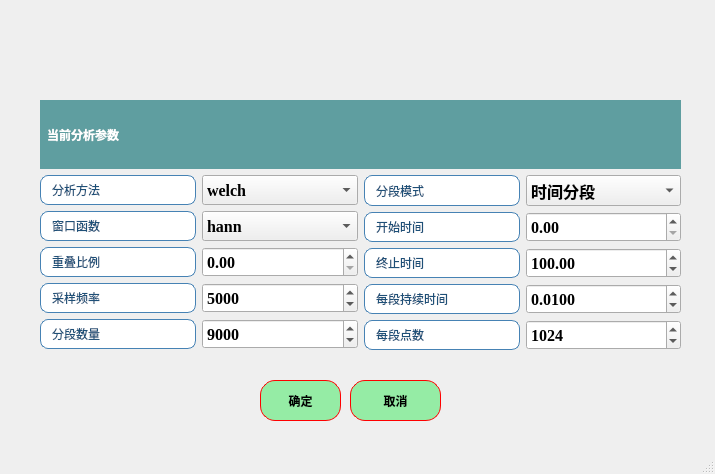
Qt form ui/VA_method_para.ui (azhongege24/predict_first) before a commit.
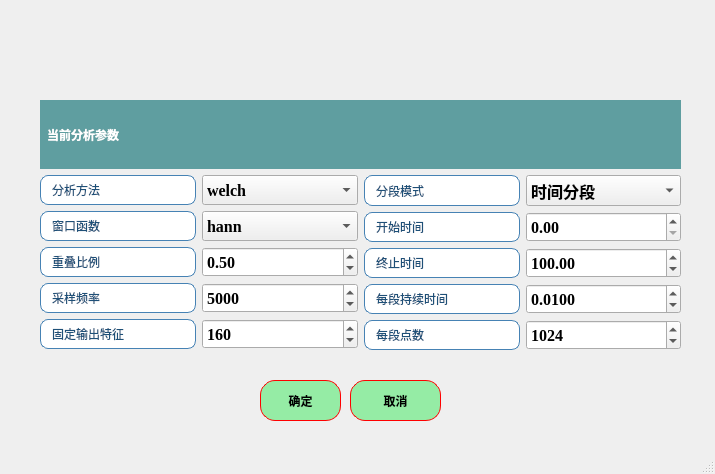
The same form after that commit.

Commit message: 今天完成了振动分析的结果展示优化，能够翻页展示并且一页是两张图，然后保存为了可以固定功率谱的输出点特征，进行重采样指定，然后可以保存为单个的结构数据集，下一步是看看其他参数模块如何优化。

Diff of the .ui file:
```diff
--- a/ui/VA_method_para.ui
+++ b/ui/VA_method_para.ui
@@ -331,7 +331,7 @@
               <double>0.100000000000000</double>
              </property>
              <property name="value">
-              <double>0.000000000000000</double>
+              <double>0.500000000000000</double>
              </property>
             </widget>
            </item>
@@ -431,7 +431,7 @@
 }</string>
              </property>
              <property name="text">
-              <string>分段数量</string>
+              <string>固定输出特征</string>
              </property>
             </widget>
            </item>
@@ -458,7 +458,7 @@
               <number>1</number>
              </property>
              <property name="value">
-              <number>9000</number>
+              <number>160</number>
              </property>
             </widget>
            </item>
```
Left out of the diff: 2 changed lines with no effect on the pictures. The commit also changes 20 other files.
